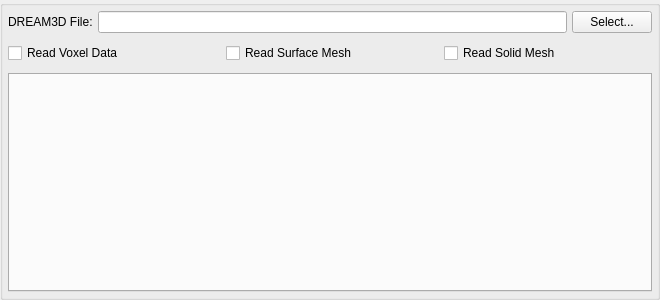
This is Source/FilterWidgets/IOFiltersWidgets/QDataContainerReaderWidget.ui in BlueQuartzSoftware/DREAM3D as Qt 5 draws it before an edit. The edited form follows.
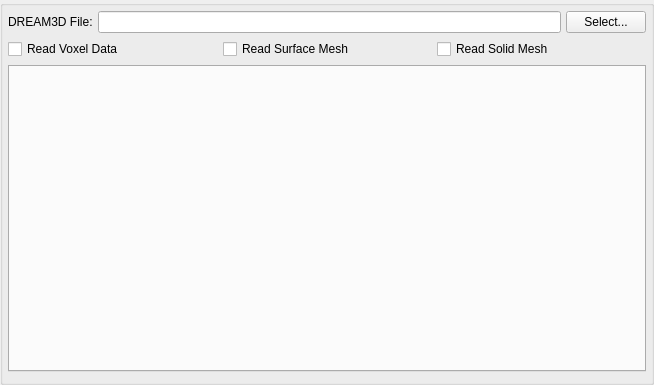
This is the edited form. Custom widgets are drawn as their Qt base class.

Commit message: Some layout and name changes.

What changed in the file:
```diff
--- a/Source/FilterWidgets/IOFiltersWidgets/QDataContainerReaderWidget.ui
+++ b/Source/FilterWidgets/IOFiltersWidgets/QDataContainerReaderWidget.ui
@@ -6,8 +6,8 @@
    <rect>
     <x>0</x>
     <y>0</y>
-    <width>660</width>
-    <height>300</height>
+    <width>654</width>
+    <height>385</height>
    </rect>
   </property>
   <property name="minimumSize">
@@ -22,14 +22,20 @@
   <property name="title">
    <string/>
   </property>
-  <layout class="QVBoxLayout" name="verticalLayout">
-   <property name="spacing">
+  <layout class="QGridLayout" name="gridLayout">
+   <property name="leftMargin">
+    <number>5</number>
+   </property>
+   <property name="topMargin">
+    <number>5</number>
+   </property>
+   <property name="rightMargin">
+    <number>5</number>
+   </property>
+   <property name="bottomMargin">
     <number>10</number>
    </property>
-   <property name="margin">
-    <number>5</number>
-   </property>
-   <item>
+   <item row="0" column="0">
     <layout class="QHBoxLayout" name="horizontalLayout">
      <property name="spacing">
       <number>5</number>
@@ -56,7 +62,7 @@
      </item>
     </layout>
    </item>
-   <item>
+   <item row="1" column="0">
     <layout class="QHBoxLayout" name="horizontalLayout_3">
      <property name="topMargin">
       <number>0</number>
@@ -84,8 +90,21 @@
      </item>
     </layout>
    </item>
-   <item>
-    <widget class="ArraySelectionWidget" name="arraySelectionWidget"/>
+   <item row="2" column="0">
+    <widget class="ArraySelectionWidget" name="arraySelectionWidget">
+     <property name="sizePolicy">
+      <sizepolicy hsizetype="Expanding" vsizetype="Expanding">
+       <horstretch>0</horstretch>
+       <verstretch>0</verstretch>
+      </sizepolicy>
+     </property>
+     <property name="minimumSize">
+      <size>
+       <width>0</width>
+       <height>0</height>
+      </size>
+     </property>
+    </widget>
    </item>
   </layout>
  </widget>
```
The commit also changes 1 other file.
